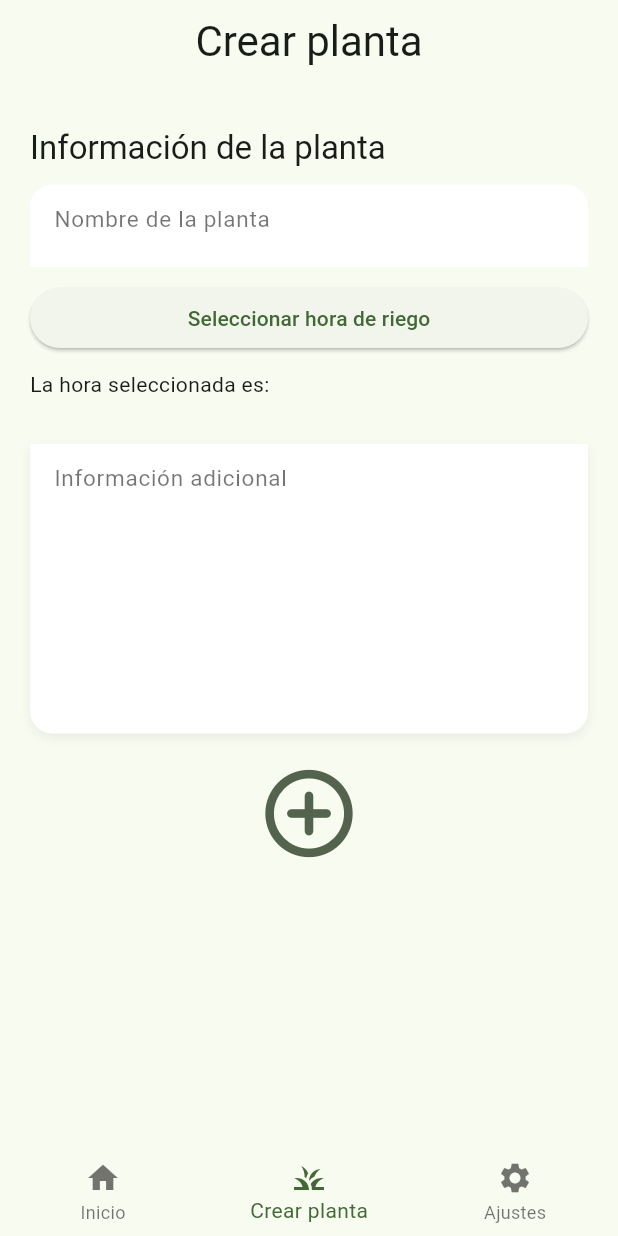
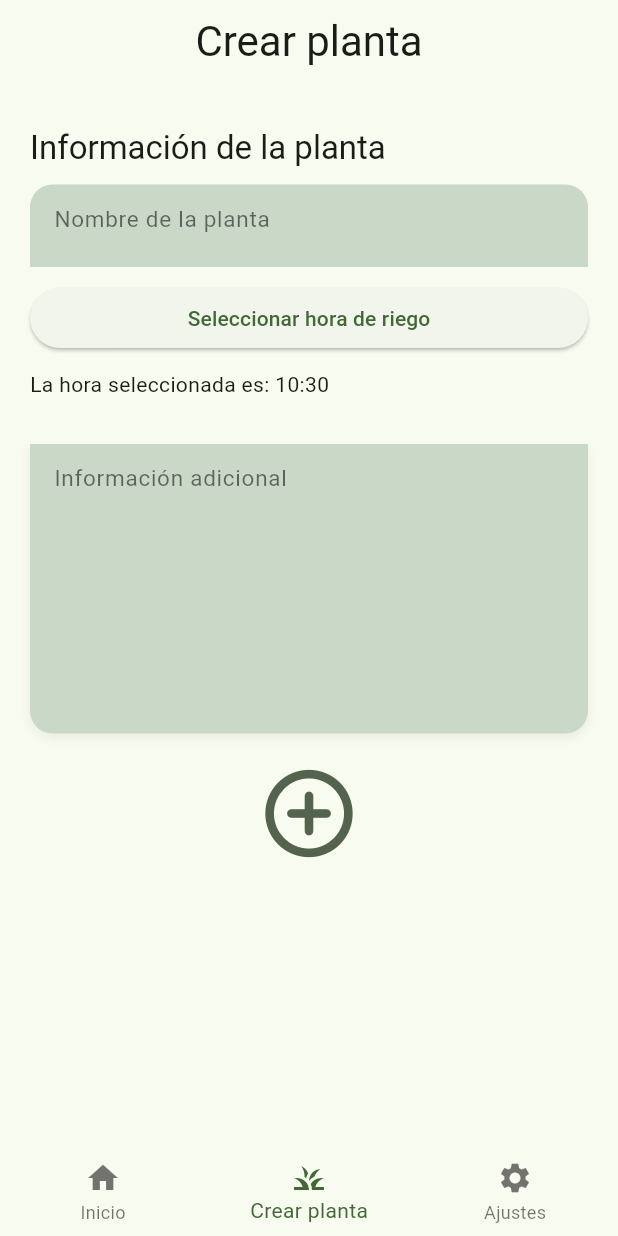
Before and after one commit to Brunox117/plantify_new, a Flutter app: the screen it shows after launch, item 2 of the bottom bar chosen, on a phone screen of 412 x 824 dp. Run offline on Flutter 3.47's test engine with Material 3 defaults, Android fonts, the phone set to English and light mode, and no system bars; our stand-ins replace animate_do, flutter_riverpod, formz, go_router, isar; accounts and stored records are empty; generated files the repository leaves out were written again.

Commit message:
Se agrega por default la hora de riego como la hora actual. Además se modifica el color de fondo de los textfields para mejorar su visualización en el modo oscuro

```diff
--- a/lib/main.dart
+++ b/lib/main.dart
@@ -9,7 +9,7 @@ void main() {
 
 class MainApp extends ConsumerWidget {
   const MainApp({super.key});
-  //comentario
+
   @override
   Widget build(BuildContext context, WidgetRef ref) {
     final AppTheme appTheme = ref.watch(themeNotifierProvider);
--- a/lib/presentation/views/home/create_plant_view.dart
+++ b/lib/presentation/views/home/create_plant_view.dart
@@ -27,6 +27,14 @@ class _PlantForm extends ConsumerStatefulWidget {
 class _PlantFormState extends ConsumerState<_PlantForm> {
   void _submitPlant(Plant plant) async {
     ref.read(plantsProvider.notifier).addPlant(plant);
+  }
+
+  @override
+  void initState() {
+    super.initState();
+
+    final now = TimeOfDay.now();
+    waterHour = '${now.hour}:${now.minute}';
   }
 
   final _formKey = GlobalKey<FormState>();
--- a/lib/presentation/widgets/forms/custom_form_field.dart
+++ b/lib/presentation/widgets/forms/custom_form_field.dart
@@ -49,7 +49,7 @@ class CustomFormField extends StatelessWidget {
     return Container(
       padding: const EdgeInsets.only(bottom: 8),
       decoration: BoxDecoration(
-        color: Colors.white,
+        color: const Color.fromARGB(255, 202, 216, 200),
         borderRadius: BorderRadius.only(
           topLeft: isTopField ? borderRadius : Radius.zero,
           topRight: isTopField ? borderRadius : Radius.zero,
--- a/pubspec.yaml
+++ b/pubspec.yaml
@@ -16,7 +16,8 @@ dependencies:
   go_router: ^13.0.1
   isar: ^3.1.0+1
   isar_flutter_libs: ^3.1.0+1
-  path_provider: ^2.1.2
+  path_provider: ^2.1.5
+  path_provider_windows: ^2.3.0
 
 dev_dependencies:
   build_runner: ^2.4.8
```
Also changed, not shown: pubspec.lock, 6 other files.
